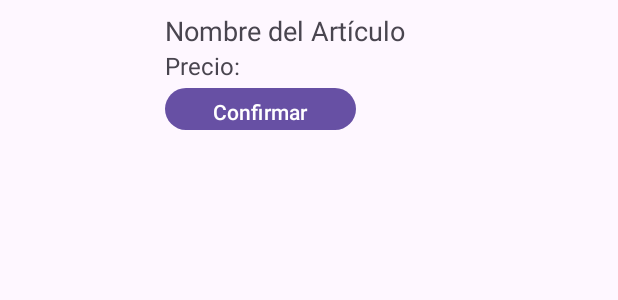
After one commit to julsie157/Ejercicio1PantallaCreacion, an Android app: the layout layout_items_mercader.xml on its own in the app's theme, with its tools: preview values and no code run, on a phone screen of 412 x 824 dp. The commit adds this screen. Shown: the top 300 px of the screen. Run offline under Robolectric (Android 15) with nearby library versions, the phone set to English and light mode, and no system bars.

Commit message:
ESTOY SATURAITO PAPA v3

```diff
--- a/app/src/main/java/com/example/personaje/PantallaDado.kt
+++ b/app/src/main/java/com/example/personaje/PantallaDado.kt
@@ -25,14 +25,14 @@ class PantallaDado : AppCompatActivity() {
                 else -> null
             }
             intent?.let {
-                it.putExtra("id_personaje", idPersonaje) // Pasa el ID del personaje a la siguiente actividad
+                it.putExtra("id_personaje", idPersonaje)
                 startActivity(it)
             }
         }
     }
 
     private fun randomEncounter(): String {
-        val encounters = arrayOf("Objeto")
+        val encounters = arrayOf("Objeto","Mercader")
         return encounters[Random.nextInt(encounters.size)]
     }
 }
--- /dev/null
+++ b/app/src/main/res/layout/layout_items_mercader.xml
@@ -0,0 +1,42 @@
+<?xml version="1.0" encoding="utf-8"?>
+<LinearLayout xmlns:android="http://schemas.android.com/apk/res/android"
+    android:layout_width="match_parent"
+    android:layout_height="wrap_content"
+    android:orientation="horizontal"
+    android:padding="8dp">
+
+    <ImageView
+        android:id="@+id/imageArticulo"
+        android:layout_width="86dp"
+        android:layout_height="97dp"
+        android:layout_marginEnd="16dp"></ImageView>
+
+    <LinearLayout
+        android:layout_width="0dp"
+        android:layout_height="110dp"
+        android:layout_weight="1"
+        android:orientation="vertical">
+
+        <TextView
+            android:id="@+id/nombreArticulo"
+            android:layout_width="wrap_content"
+            android:layout_height="wrap_content"
+            android:text="Nombre del Artículo"
+            android:textSize="18sp" />
+
+        <TextView
+            android:id="@+id/precioArticulo"
+            android:layout_width="wrap_content"
+            android:layout_height="wrap_content"
+            android:text="Precio: "
+            android:textSize="16sp" />
+
+        <Button
+            android:id="@+id/botonConfirmar"
+            android:layout_width="127dp"
+            android:layout_height="36dp"
+            android:text="Confirmar" />
+    </LinearLayout>
+
+
+</LinearLayout>
```
Also changed, not shown: app/src/main/java/com/example/personaje/Articulo.kt (+9 -1 lines), app/src/main/java/com/example/personaje/BaseDeDatosGeneral.kt (+22 -0 lines), app/src/main/java/com/example/personaje/MercaderActivity.kt (+35 -23 lines), app/src/main/java/com/example/personaje/ObjetoActivity.kt (+12 -3 lines), app/src/main/res/layout/layout_mercader.xml (+23 -35 lines).
